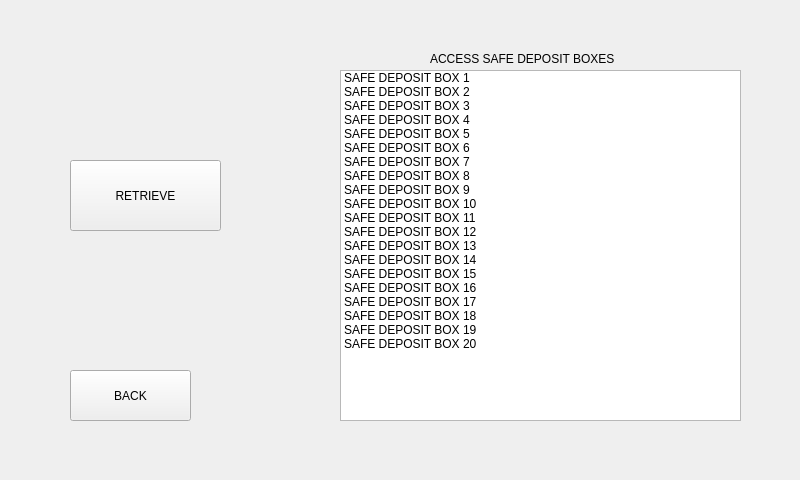
First picture: the form in FlexVault_Qt/adminboxaccess.ui, repository andreaslydemann/FlexVault, before the edit.
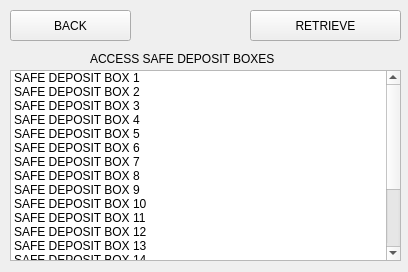
Second picture: the form after the edit.

```diff
--- a/FlexVault_Qt/adminboxaccess.ui
+++ b/FlexVault_Qt/adminboxaccess.ui
@@ -6,8 +6,8 @@
    <rect>
     <x>0</x>
     <y>0</y>
-    <width>800</width>
-    <height>480</height>
+    <width>408</width>
+    <height>272</height>
    </rect>
   </property>
   <property name="windowTitle">
@@ -16,10 +16,10 @@
   <widget class="QListWidget" name="boxListWidget">
    <property name="geometry">
     <rect>
-     <x>340</x>
+     <x>10</x>
      <y>70</y>
-     <width>401</width>
-     <height>351</height>
+     <width>391</width>
+     <height>191</height>
     </rect>
    </property>
    <item>
@@ -126,10 +126,10 @@
   <widget class="QPushButton" name="backButton">
    <property name="geometry">
     <rect>
-     <x>70</x>
-     <y>370</y>
+     <x>10</x>
+     <y>10</y>
      <width>121</width>
-     <height>51</height>
+     <height>31</height>
     </rect>
    </property>
    <property name="text">
@@ -139,10 +139,10 @@
   <widget class="QPushButton" name="retrieveButton">
    <property name="geometry">
     <rect>
-     <x>70</x>
-     <y>160</y>
+     <x>250</x>
+     <y>10</y>
      <width>151</width>
-     <height>71</height>
+     <height>31</height>
     </rect>
    </property>
    <property name="text">
@@ -152,7 +152,7 @@
   <widget class="QLabel" name="label_2">
    <property name="geometry">
     <rect>
-     <x>430</x>
+     <x>90</x>
      <y>50</y>
      <width>281</width>
      <height>17</height>
```
